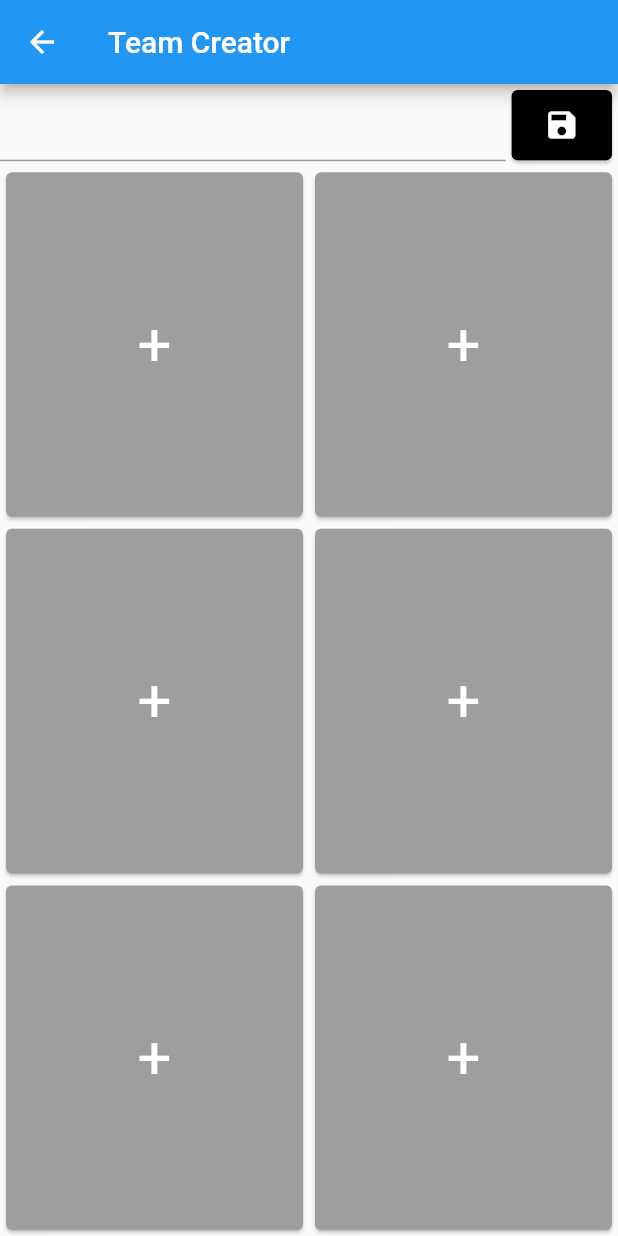
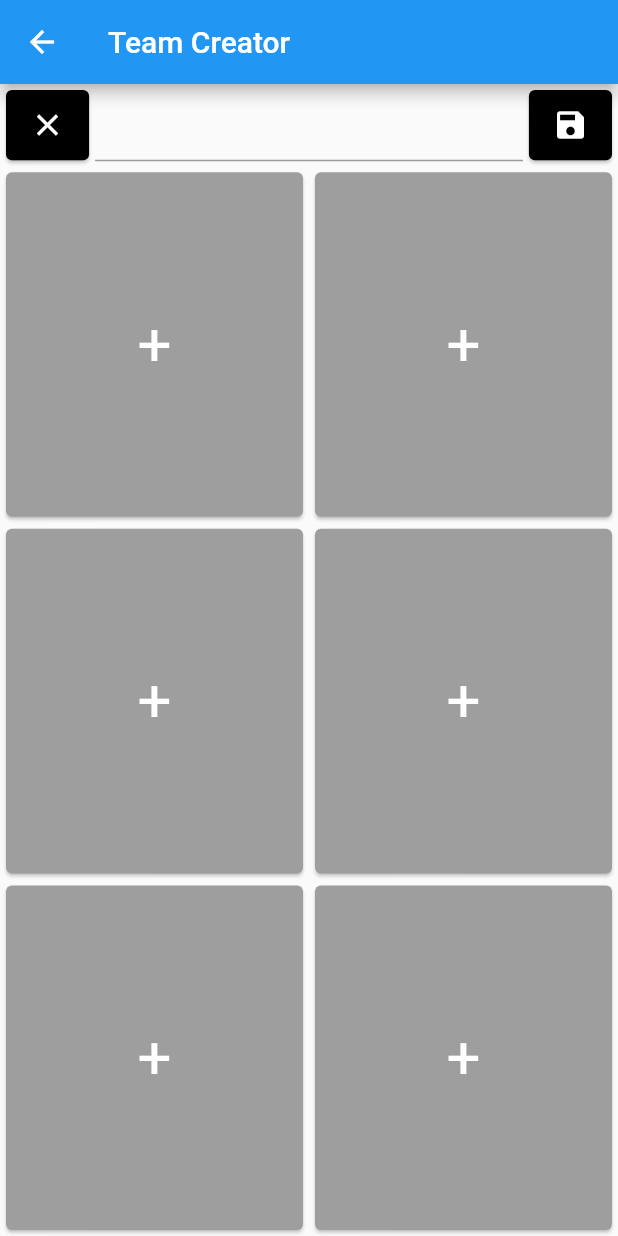
Before and after one commit to Iceyclizz/angel_raul_alec_pokedex, a Flutter app: the teamCreator screen opened by its route, on a phone screen of 412 x 824 dp. Run offline on Flutter 3.47's test engine with Material 2 defaults, Android fonts, the phone set to English and light mode, and no system bars; our stand-ins replace hive, hive_flutter; accounts and stored records are empty.

Commit message:
no es lo mismo 2 tazas que 2 tetazas

```diff
--- a/lib/TeamCreator.dart
+++ b/lib/TeamCreator.dart
@@ -1,17 +1,29 @@
+import 'package:angel_raul_alec_pokedex/pokemon.dart';
 import 'package:angel_raul_alec_pokedex/team.dart';
 import 'package:flutter/material.dart';
 import 'controller.dart';
 
 class teamCreator extends StatefulWidget {
-  const teamCreator({Key? key}) : super(key: key);
-
+  teamCreator({Key? key, this.team, this.index}) : super(key: key);
+  final Team? team;
+  final int? index;
+  TempTeam equipoTemporal = TempTeam();
   @override
   teamCreatorState createState() => teamCreatorState();
 }
 
 class teamCreatorState extends State<teamCreator> {
-  final Controller miController = Controller();
-  var nombreEquipo = '';
+  final Controller<Team> miController = Controller<Team>();
+  @override
+  void initState() {
+    super.initState();
+    setState(() {
+      if (widget.team != null) {
+        widget.equipoTemporal = widget.team!.tempTeamConverter();
+      }
+    });
+  }
+
   final _formkey = GlobalKey<FormState>();
   @override
   Widget build(BuildContext context) {
@@ -27,8 +39,29 @@ class teamCreatorState extends State<teamCreator> {
                 flex: 1,
                 child: Row(children: <Widget>[
                   Expanded(
+                    flex: 2,
+                    child: Card(
+                      color: Colors.black,
+                      child: IconButton(
+                        icon: const Icon(
+                          Icons.close,
+                          color: Colors.white,
+                        ),
+                        onPressed: () {
+                          if (_formkey.currentState != null &&
+                              _formkey.currentState!.validate()) {
+                            _formkey.currentState!.save();
+                            miController.addtolist(widget.equipoTemporal.teamConverter());
+                            Navigator.pop(context);
+                          }
+                        },
+                      ),
+                    ),
+                  ),
+                  Expanded(
                     flex: 9,
                     child: TextFormField(
+                      initialValue: widget.equipoTemporal.name,
                       validator: (value) {
                         if (value!.isEmpty) {
                           return 'Por favor, ingresa un nombre a tu equipo';
@@ -36,7 +69,7 @@ class teamCreatorState extends State<teamCreator> {
                         return null;
                       },
                       onSaved: (value) {
-                        nombreEquipo = value!;
+                        widget.equipoTemporal.name = value!;
                       },
                     ),
                   ),
@@ -53,14 +86,7 @@ class teamCreatorState extends State<teamCreator> {
                           if (_formkey.currentState != null &&
                               _formkey.currentState!.validate()) {
                             _formkey.currentState!.save();
-                            var equipo1 = Team(
-                                name: nombreEquipo,
-                                equipopokemon: [
-                                  miController.pokedex[1],
-                                  miController.pokedex[12],
-                                  miController.pokedex[20]
-                                ]);
-                            miController.equipo.add(equipo1);
+                            miController.equipo.add(widget.equipoTemporal.teamConverter());
                             Navigator.pop(context);
                           }
                         },
@@ -78,34 +104,20 @@ class teamCreatorState extends State<teamCreator> {
                       Expanded(
                           child: GestureDetector(
                         onTap: () {},
-                        child: const Card(
-                          color: Colors.grey,
-                          child: Center(
-                            child: Text(
-                              '+',
-                              style: TextStyle(
-                                fontSize: 40,
-                                color: Colors.white,
-                              ),
-                            ),
-                          ),
-                        ),
+                        child: getimage(widget.equipoTemporal.equipopokemon !=
+                                    null &&
+                                widget.equipoTemporal.equipopokemon!.isNotEmpty
+                            ? widget.equipoTemporal.equipopokemon![0]
+                            : null),
                       )),
                       Expanded(
                           child: GestureDetector(
                         onTap: () {},
-                        child: const Card(
-                          color: Colors.grey,
-                          child: Center(
-                            child: Text(
-                              '+',
-                              style: TextStyle(
-                                fontSize: 40,
-                                color: Colors.white,
-                              ),
-                            ),
-                          ),
-                        ),
+                        child: getimage(widget.equipoTemporal.equipopokemon !=
+                                    null &&
+                                widget.equipoTemporal.equipopokemon!.length > 1
+                            ? widget.equipoTemporal.equipopokemon![1]
+                            : null),
                       )),
                     ]),
                   ),
@@ -115,34 +127,20 @@ class teamCreatorState extends State<teamCreator> {
                       Expanded(
                           child: GestureDetector(
                         onTap: () {},
-                        child: const Card(
-                          color: Colors.grey,
-                          child: Center(
-                            child: Text(
-                              '+',
-                              style: TextStyle(
-                                fontSize: 40,
-                                color: Colors.white,
-                              ),
-                            ),
-                          ),
-                        ),
+                        child: getimage(widget.equipoTemporal.equipopokemon !=
+                                    null &&
+                                widget.equipoTemporal.equipopokemon!.length > 2
+                            ? widget.equipoTemporal.equipopokemon![2]
+                            : null),
                       )),
                       Expanded(
                           child: GestureDetector(
                         onTap: () {},
-                        child: const Card(
-                          color: Colors.grey,
-                          child: Center(
-                            child: Text(
-                              '+',
-                              style: TextStyle(
-                                fontSize: 40,
-                                color: Colors.white,
-                              ),
-                            ),
-                          ),
-                        ),
+                        child: getimage(widget.equipoTemporal.equipopokemon !=
+                                    null &&
+                                widget.equipoTemporal.equipopokemon!.length > 3
+                            ? widget.equipoTemporal.equipopokemon![3]
+                            : null),
                       )),
                     ]),
                   ),
@@ -152,34 +150,20 @@ class teamCreatorState extends State<teamCreator> {
                       Expanded(
                           child: GestureDetector(
                         onTap: () {},
-                        child: const Card(
-                          color: Colors.grey,
-                          child: Center(
-                            child: Text(
-                              '+',
-                              style: TextStyle(
-                                fontSize: 40,
-                                color: Colors.white,
-                              ),
-                            ),
-                          ),
-                        ),
+                        child: getimage(widget.equipoTemporal.equipopokemon !=
+                                    null &&
+                                widget.equipoTemporal.equipopokemon!.length > 4
+                            ? widget.equipoTemporal.equipopokemon![4]
+                            : null),
                       )),
                       Expanded(
                           child: GestureDetector(
                         onTap: () {},
-                        child: const Card(
-                          color: Colors.grey,
-                          child: Center(
-                            child: Text(
-                              '+',
-                              style: TextStyle(
-                                fontSize: 40,
-                                color: Colors.white,
-                              ),
-                            ),
-                          ),
-                        ),
+                        child: getimage(widget.equipoTemporal.equipopokemon !=
+                                    null &&
+                                widget.equipoTemporal.equipopokemon!.length > 5
+                            ? widget.equipoTemporal.equipopokemon![5]
+                            : null),
                       )),
                     ]),
                   ),
@@ -189,4 +173,31 @@ class teamCreatorState extends State<teamCreator> {
           ),
         ));
   }
+
+  Widget getimage(Pokemon? f) {
+    if (f != null && f.image != null) {
+      return Card(
+          color: Colors.grey,
+          child: Center(
+            child: Image.memory(
+              f.image!.buffer
+                  .asUint8List(f.image!.offsetInBytes, f.image!.lengthInBytes),
+              fit: BoxFit.fill,
+            ),
+          ));
+    } else {
+      return const Card(
+        color: Colors.grey,
+        child: Center(
+          child: Text(
+            '+',
+            style: TextStyle(
+              fontSize: 40,
+              color: Colors.white,
+            ),
+          ),
+        ),
+      );
+    }
+  }
 }
--- a/lib/controller.dart
+++ b/lib/controller.dart
@@ -29,7 +29,7 @@ switch (pocketentity.runtimeType) {
       break;
     }
   }
-  void deletefromlist(T pocketentity,int index) {
+  void deletefromlist(T pocketentity, int index) {
     switch (pocketentity.runtimeType) {
       case Pokemon:
       fakemon.removeAt(index);
--- a/lib/main.dart
+++ b/lib/main.dart
@@ -2,6 +2,7 @@ import 'package:angel_raul_alec_pokedex/controller.dart';
 import 'package:angel_raul_alec_pokedex/fakemonlist.dart';
 import 'package:angel_raul_alec_pokedex/pokemon.dart';
 import 'package:angel_raul_alec_pokedex/pokemonView.dart';
+import 'package:angel_raul_alec_pokedex/team.dart';
 import 'package:angel_raul_alec_pokedex/teamView.dart';
 import 'package:flutter/material.dart';
 
@@ -27,25 +28,34 @@ class MyApp extends StatelessWidget {
         '/': (context) => const Pokedex(),
         '/fakemon': (context) => const FakemonView(),
         '/teamView': (context) => const teamView(),
-        '/fakemon/new':(context) => Fakemonform(),
-        '/teamCreator': (context) => const teamCreator(),
+        '/fakemon/new': (context) => Fakemonform(),
+        '/teamCreator': (context) => teamCreator(),
       },
       onGenerateRoute: (settings) {
         switch (settings.name) {
           case '/pokemonView':
             return MaterialPageRoute(
-              builder: (context) =>
-                  Pokemonview(pokemon: (settings.arguments as Map)["objeto"] as Pokemon,index: (settings.arguments as Map)["index"] as int),
+              builder: (context) => Pokemonview(
+                  pokemon: (settings.arguments as Map)["objeto"] as Pokemon,
+                  index: (settings.arguments as Map)["index"] as int),
             );
-            case '/fakemon/edit':
+          case '/fakemon/edit':
             return MaterialPageRoute(
-              builder: (context) =>
-                  Fakemonform(fakemon: (settings.arguments as Map)["objeto"] as Pokemon,index: (settings.arguments as Map)["index"] as int,),
+              builder: (context) => Fakemonform(
+                fakemon: (settings.arguments as Map)["objeto"] as Pokemon,
+                index: (settings.arguments as Map)["index"] as int,
+              ),
+            );
+          case '/teamCreator/edit':
+            return MaterialPageRoute(
+              builder: (context) => teamCreator(
+                team: (settings.arguments as Map)["objeto"] as Team,
+                index: (settings.arguments as Map)["index"] as int,
+              ),
             );
           default:
-          return null;
+            return null;
         }
-        return null;
       },
     );
   }
@@ -74,7 +84,10 @@ class _PokedexState extends State<Pokedex> {
               itemBuilder: (context, index) {
                 return GestureDetector(
                   onTap: () => Navigator.pushNamed(context, '/pokemonView',
-                      arguments: {"objeto": _controller.pokedex[index], "index": index}),
+                      arguments: {
+                        "objeto": _controller.pokedex[index],
+                        "index": index
+                      }),
                   child: ListTile(
                     title: Row(children: [
                       if (_controller.pokedex[index].image != null)
--- a/lib/team.dart
+++ b/lib/team.dart
@@ -10,4 +10,18 @@ class Team {
   final List<Pokemon>? equipopokemon;
 
   Team({required this.name, this.equipopokemon});
+
+  TempTeam tempTeamConverter(){
+    return TempTeam(name: name, equipopokemon: equipopokemon);
+  }
 }
+class TempTeam {
+  String? name;
+  List<Pokemon>? equipopokemon;
+
+  TempTeam({this.name, this.equipopokemon});
+
+  Team teamConverter(){
+    return Team(name: name!, equipopokemon: equipopokemon);
+  }
+}
--- a/lib/teamView.dart
+++ b/lib/teamView.dart
@@ -1,7 +1,6 @@
 import 'package:angel_raul_alec_pokedex/main.dart';
 import 'package:angel_raul_alec_pokedex/pokemon.dart';
 import 'package:flutter/material.dart';
-
 import 'controller.dart';
 
 class teamView extends StatefulWidget {
@@ -32,6 +31,12 @@ class _PokemonviewState extends State<teamView> {
                         scale: 10),
               ]),
               subtitle: Text(miController.equipo[index].name),
+              onTap: () async {
+                Navigator.pushNamed(context, '/teamCreator/edit', arguments: {
+                  "objeto": miController.equipo[index],
+                  "index": index
+                });
+              },
             );
           },
         ),
```
